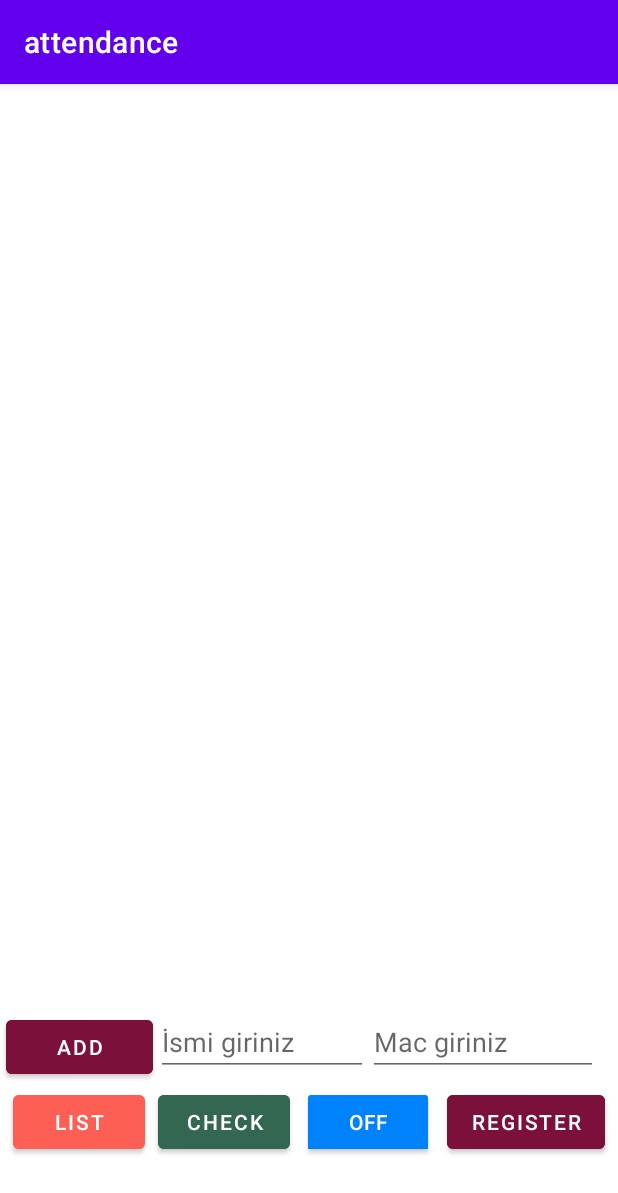
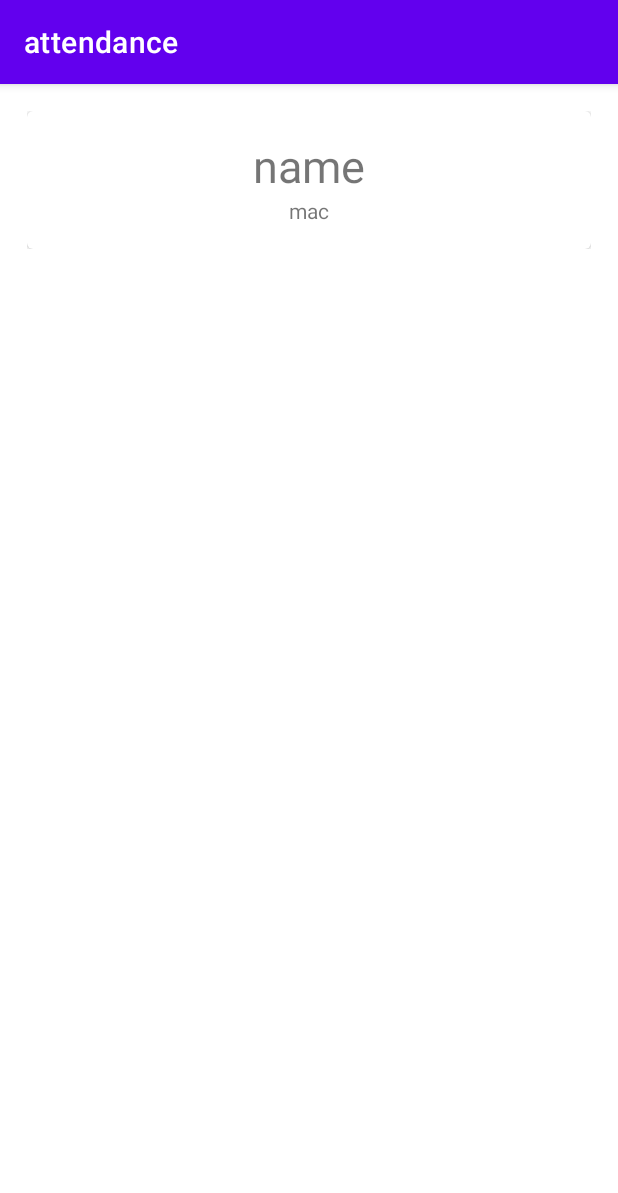
Before and after one commit to abdullahunal/attendance_app, an Android app: the screen it shows after launch (MainActivity before the commit, ResultActivity after it), after a tap on "CHECK", on a phone screen of 412 x 824 dp. Shown: the top 1193 px of the screen. Run offline under Robolectric (Android 15) with nearby library versions, the phone set to English and light mode, and no system bars.

Commit message:
Sonuçları listeleme işlemi gerçekleştirildi

```diff
--- a/app/src/main/AndroidManifest.xml
+++ b/app/src/main/AndroidManifest.xml
@@ -35,6 +35,16 @@
         android:supportsRtl="true"
         android:theme="@style/Theme.Attendance">
         <activity android:name=".persistence.edit.ViewAndEditDBActivity" />
+
+        <activity android:name=".check.ResultActivity"
+            android:exported="false">
+            <intent-filter>
+                <action android:name="android.intent.action.SEND" />
+                <category android:name="android.intent.category.DEFAULT" />
+                <data android:mimeType="text/plain" />
+            </intent-filter>
+        </activity>
+
         <activity
             android:name=".MainActivity"
             android:exported="true">
--- a/app/src/main/java/com/example/codeit/attendance/check/AttendanceResultListenerImpl.java
+++ /dev/null
@@ -1,19 +0,0 @@
-package com.example.codeit.attendance.check;
-
-public class AttendanceResultListenerImpl implements AttendanceResultListener {
-
-    private final ResultActivity resultActivity;
-
-    public AttendanceResultListenerImpl(ResultActivity resultActivity) {
-        this.resultActivity = resultActivity;
-        // TODO:burada bir activity alacak..
-    }
-
-    @Override
-    public void attendanceDone(CheckResult checkResult) {
-
-        resultActivity.setResult(checkResult);
-        // TODO: .. ve sonucları orada gosterecek
-
-    }
-}
--- /dev/null
+++ b/app/src/main/java/com/example/codeit/attendance/check/AttendanceResultManager.java
@@ -0,0 +1,28 @@
+package com.example.codeit.attendance.check;
+
+import android.content.Intent;
+
+import com.example.codeit.attendance.MainActivity;
+import com.example.codeit.attendance.consepts.member.Member;
+
+import java.util.ArrayList;
+import java.util.List;
+
+public class AttendanceResultManager implements AttendanceResultListener {
+
+    private final MainActivity mainActivity;
+
+    public AttendanceResultManager(MainActivity mainActivity) {
+        this.mainActivity = mainActivity;
+    }
+
+    @Override
+    public void attendanceDone(CheckResult result) {
+
+        Intent intent = new Intent(mainActivity.getApplicationContext(), ResultActivity.class);
+
+        intent.putExtra("name","name");
+        intent.putExtra("mac","mac");
+        mainActivity.startActivity(intent);
+    }
+}
--- a/app/src/main/java/com/example/codeit/attendance/check/CheckManager.java
+++ b/app/src/main/java/com/example/codeit/attendance/check/CheckManager.java
@@ -37,4 +37,6 @@ public class CheckManager implements View.OnClickListener {
         checkResult.evaluateResult(display.getMembers(), databaseOps.readAll());
         attendanceResultListener.attendanceDone(checkResult);
     }
+
+
 }
--- a/app/src/main/java/com/example/codeit/attendance/check/CheckResult.java
+++ b/app/src/main/java/com/example/codeit/attendance/check/CheckResult.java
@@ -6,6 +6,13 @@ import java.util.ArrayList;
 import java.util.List;
 
 public class CheckResult {
+
+    public static final String PRESENT_NAME = "PRESENT_NAME";
+    public static final String PRESENT_MAC = "PRESENT_MAC";
+    public static final String ABSENT_NAME = "ABSENT_NAME";
+    public static final String ABSENT_MAC = "ABSENT_MAC";
+    public static final String UNREGISTERED_NAME = "UNREGISTERED_NAME";
+    public static final String UNREGISTERED_MAC = "UNREGISTERED_MAC";
 
     /**
      * Derse gelmis kayitli ogrenciler
--- a/app/src/main/java/com/example/codeit/attendance/check/ResultActivity.java
+++ b/app/src/main/java/com/example/codeit/attendance/check/ResultActivity.java
@@ -1,20 +1,58 @@
 package com.example.codeit.attendance.check;
 
+import android.content.Intent;
+import android.os.Bundle;
+import android.util.Log;
+import android.view.View;
+import android.widget.Toast;
+
+import androidx.annotation.Nullable;
 import androidx.appcompat.app.AppCompatActivity;
+import androidx.recyclerview.widget.DefaultItemAnimator;
+import androidx.recyclerview.widget.LinearLayoutManager;
+import androidx.recyclerview.widget.RecyclerView;
 
+import com.example.codeit.attendance.MainActivity;
+import com.example.codeit.attendance.R;
+import com.example.codeit.attendance.consepts.member.Member;
+import com.example.codeit.attendance.display.ICustomItemClickListener;
+import com.example.codeit.attendance.display.RecyclerViewAdapter;
+import com.example.codeit.attendance.persistence.MemberAdapter;
+import com.example.codeit.attendance.persistence.edit.ViewAndEditDBActivity;
+
+import java.io.Serializable;
+import java.util.ArrayList;
+import java.util.Arrays;
 import java.util.List;
 
 // TEMSILI SINIF
 public class ResultActivity extends AppCompatActivity {
 
-    public void setResult(CheckResult checkResult) {
-        // TODO: Dummy Method!
-        //  burasi sonuclarin listelendigi activity
-        //  burada aldi sonuclar listeleyecek.
+    @Override
+    protected void onCreate(Bundle savedInstanceState) {
+        super.onCreate(savedInstanceState);
+        setContentView(R.layout.view_checked_members);
 
-        checkResult.getAbsentMembers();
-        checkResult.getPresentMembers();
-        checkResult.getUnregisteredMembers();
+        RecyclerView recyclerView = findViewById(R.id.recycler_view_check);
+        recyclerView.setLayoutManager(new LinearLayoutManager(this));
+        recyclerView.setHasFixedSize(true);
 
+        List<Member> presentMembers = new ArrayList<>();
+
+
+        Intent intent = getIntent();
+        String name = intent.getStringExtra("name");
+        String mac = intent.getStringExtra("mac");
+        presentMembers.add(new Member(name,mac));
+
+
+        RecyclerViewAdapter adapter_items = new RecyclerViewAdapter(presentMembers, new ICustomItemClickListener() {
+            @Override
+            public void onItemClick(View v, int position) {
+
+            }
+        });
+
+        recyclerView.setAdapter(adapter_items);
     }
 }
--- a/app/src/main/java/com/example/codeit/attendance/consepts/member/Member.java
+++ b/app/src/main/java/com/example/codeit/attendance/consepts/member/Member.java
@@ -1,6 +1,8 @@
 package com.example.codeit.attendance.consepts.member;
 
-public class Member {
+import java.io.Serializable;
+
+public class Member implements Serializable {
 
     private Integer id;
 
--- a/app/src/main/java/com/example/codeit/attendance/display/MemberDisplayImpl.java
+++ b/app/src/main/java/com/example/codeit/attendance/display/MemberDisplayImpl.java
@@ -5,6 +5,7 @@ import android.view.View;
 import android.widget.TextView;
 import android.widget.Toast;
 
+import androidx.appcompat.app.AppCompatActivity;
 import androidx.cardview.widget.CardView;
 import androidx.recyclerview.widget.DefaultItemAnimator;
 import androidx.recyclerview.widget.LinearLayoutManager;
@@ -21,9 +22,9 @@ public class MemberDisplayImpl implements MemberDisplay {
     private final List<Member> memberList;
     private final RecyclerView recycler_view;
     private final CardView cardView;
-    private final MainActivity mainActivity;
+    private final AppCompatActivity mainActivity;
 
-    public MemberDisplayImpl(MainActivity mainActivity, RecyclerView recycler_view, CardView cardView) {
+    public MemberDisplayImpl(AppCompatActivity mainActivity, RecyclerView recycler_view, CardView cardView) {
         this.recycler_view = recycler_view;
         this.cardView = cardView;
         this.mainActivity = mainActivity;
--- /dev/null
+++ b/app/src/main/java/com/example/codeit/attendance/persistence/check2/CheckManager2.java
@@ -0,0 +1,4 @@
+package com.example.codeit.attendance.persistence.check2;
+
+public class CheckManager2 {
+}
--- /dev/null
+++ b/app/src/main/java/com/example/codeit/attendance/persistence/check2/ResultActivity.java
@@ -0,0 +1,4 @@
+package com.example.codeit.attendance.persistence.check2;
+
+public class ResultActivity {
+}
--- a/app/src/main/java/com/example/codeit/attendance/server/AttendanceServer.java
+++ b/app/src/main/java/com/example/codeit/attendance/server/AttendanceServer.java
@@ -1,6 +1,7 @@
 package com.example.codeit.attendance.server;
 
 import android.content.Context;
+import android.content.Intent;
 import android.view.View;
 import android.widget.Button;
 import android.widget.ToggleButton;
@@ -9,8 +10,9 @@ import androidx.cardview.widget.CardView;
 import androidx.recyclerview.widget.RecyclerView;
 
 import com.example.codeit.attendance.MainActivity;
+import com.example.codeit.attendance.R;
 import com.example.codeit.attendance.check.AttendanceResultListener;
-import com.example.codeit.attendance.check.AttendanceResultListenerImpl;
+import com.example.codeit.attendance.check.AttendanceResultManager;
 import com.example.codeit.attendance.check.CheckManager;
 import com.example.codeit.attendance.check.ResultActivity;
 import com.example.codeit.attendance.connection.BluetoothConnection;
@@ -78,11 +80,9 @@ public class AttendanceServer extends Server {
         RegisterManager registerManager = new RegisterManager(btnRegister, display, databaseOps);
 
 
-        ResultActivity resultActivity = new ResultActivity(); // TODO: bunu sen yazacan, sonuclari listeleyecegin xml bu.
-        AttendanceResultListener attendanceResultListener = new AttendanceResultListenerImpl(resultActivity);
+        AttendanceResultListener attendanceResultListener = new AttendanceResultManager(mainActivity);
         Button checkButton = componentProvider.getComponent(ComponentName.CHECK);
         CheckManager checkManager = new CheckManager(checkButton, display, databaseOps, attendanceResultListener);
-
 
         EditDBManager editDBManager = new EditDBManager(mainActivity);
         editDBManager.initialize();
--- /dev/null
+++ b/app/src/main/res/layout/view_checked_members.xml
@@ -0,0 +1,34 @@
+<?xml version="1.0" encoding="utf-8"?>
+<androidx.constraintlayout.widget.ConstraintLayout xmlns:android="http://schemas.android.com/apk/res/android"
+    android:layout_width="match_parent"
+    android:layout_height="match_parent"
+    xmlns:app="http://schemas.android.com/apk/res-auto">
+
+    <androidx.recyclerview.widget.RecyclerView
+        android:id="@+id/recycler_view_check"
+        android:layout_width="match_parent"
+        android:layout_height="match_parent"
+        android:layout_margin="2dp"
+        android:scrollbars="vertical"
+        app:layout_constraintBottom_toBottomOf="parent"
+        app:layout_constraintEnd_toEndOf="parent"
+        app:layout_constraintStart_toStartOf="parent"
+        app:layout_constraintTop_toTopOf="parent" />
+    />
+
+    <LinearLayout
+        xmlns:android="http://schemas.android.com/apk/res/android"
+        android:layout_width="match_parent"
+        android:layout_height="wrap_content"
+        android:orientation="horizontal"
+        android:padding="10dp"
+        app:layout_constraintBottom_toBottomOf="parent"
+        app:layout_constraintEnd_toEndOf="parent"
+        app:layout_constraintStart_toStartOf="parent"
+        app:layout_constraintTop_toTopOf="parent">
+
+
+
+    </LinearLayout>
+
+</androidx.constraintlayout.widget.ConstraintLayout>
```
